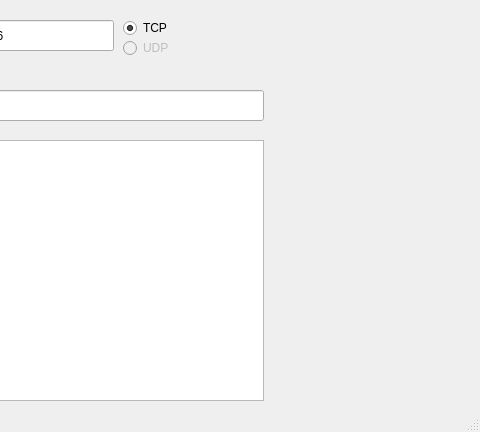
Old version of the form ui/socketUI.ui in the repository watermelonharry/socket_func_pyqt; both pictures show x 327 to 807 and y 0 to 432 of the 807 by 432 pixel window.
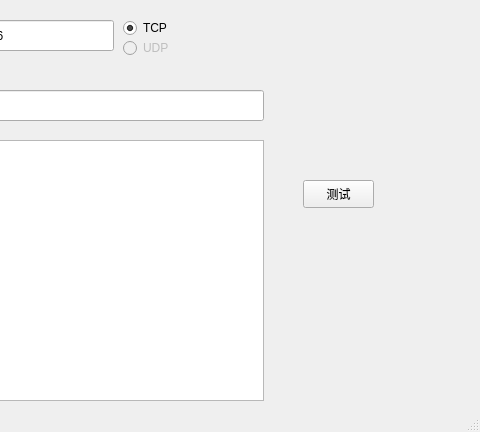
New version of the form.

Commit message: 修复pickpoint调用自身的bug，增加pickpoint中按钮；html文件更新

Patch:
```diff
--- a/ui/socketUI.ui
+++ b/ui/socketUI.ui
@@ -226,6 +226,19 @@
     <bool>false</bool>
    </property>
   </widget>
+  <widget class="QPushButton" name="sock_test_btn">
+   <property name="geometry">
+    <rect>
+     <x>630</x>
+     <y>180</y>
+     <width>71</width>
+     <height>28</height>
+    </rect>
+   </property>
+   <property name="text">
+    <string>测试</string>
+   </property>
+  </widget>
  </widget>
  <resources/>
  <connections>
```
The commit also changes 7 other files.
